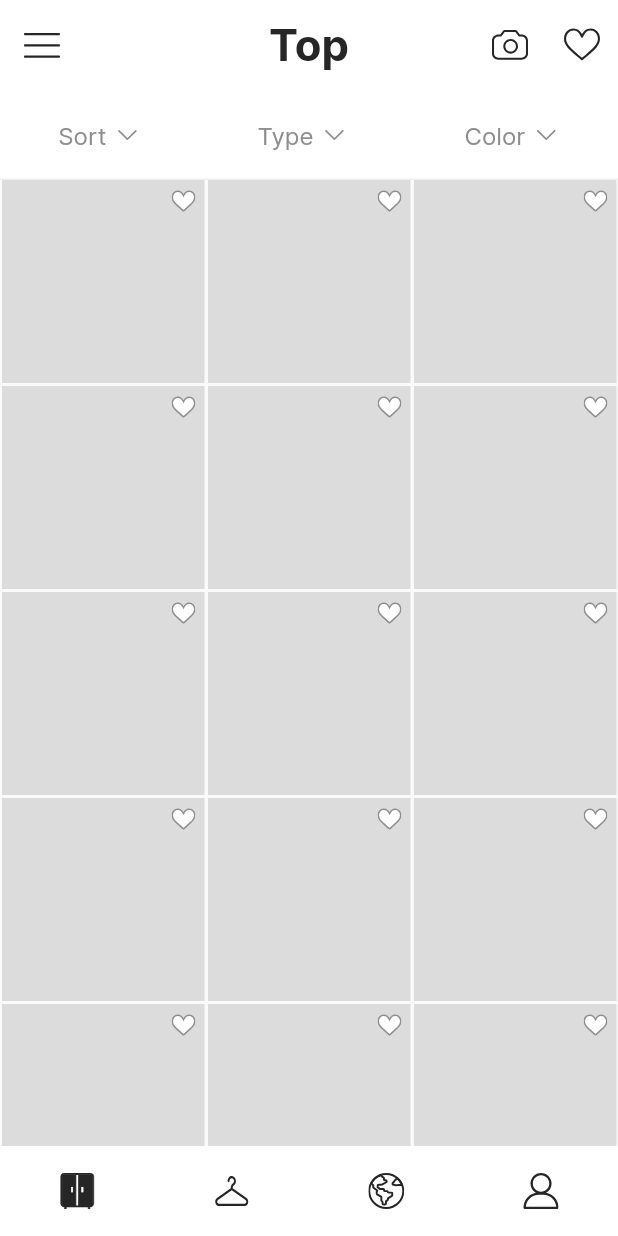
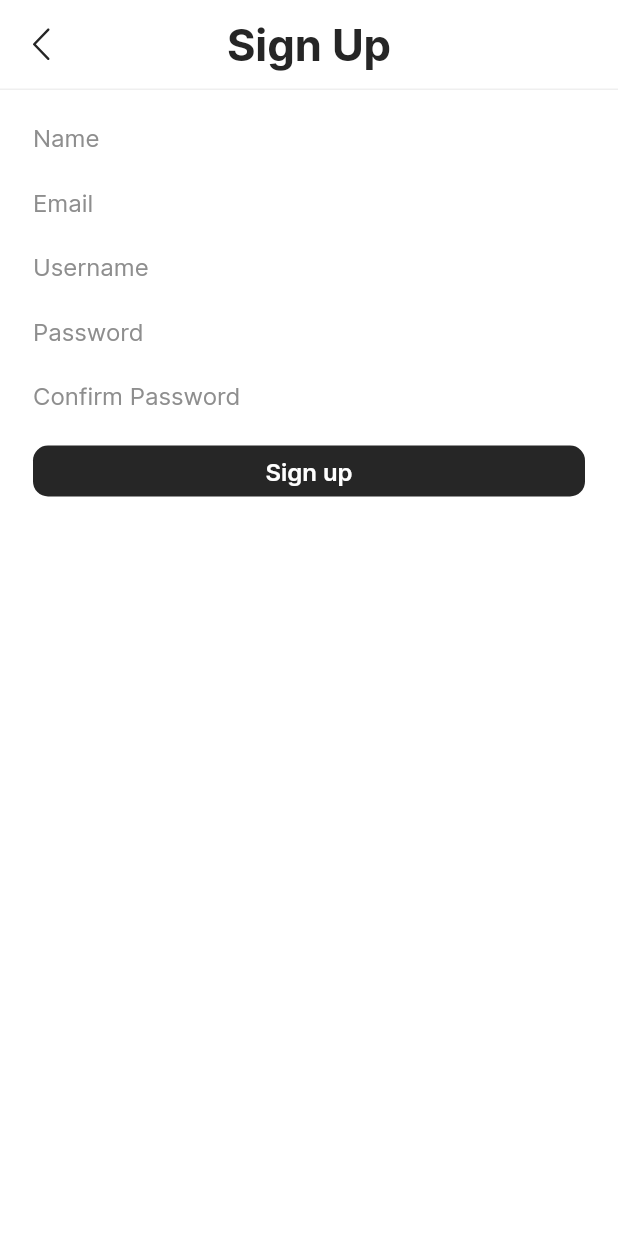
Before and after one commit to chxmpxx/chom-tu-app, a Flutter app: the screen it shows after launch, on a phone screen of 412 x 824 dp. Run offline on Flutter 3.47's test engine with Material 2 defaults, Android fonts, the light colour scheme and no system bars; our stand-ins replace camera, flutter_svg, image_cropper, image_picker, page_transition, sliding_up_panel; missing offline and left inert: matrix_gesture_detector.

Commit message:
add login and sign_up page

```diff
--- /dev/null
+++ b/lib/auth/screen/sign_up_screen.dart
@@ -0,0 +1,54 @@
+import 'package:chom_tu/auth/widgets/button_widget.dart';
+import 'package:chom_tu/configs/themes/colors.dart';
+import 'package:flutter/material.dart';
+import 'package:flutter_svg/flutter_svg.dart';
+
+class SignUpScreen extends StatelessWidget {
+  const SignUpScreen({Key? key}) : super(key: key);
+
+  @override
+  Widget build(BuildContext context) {
+    return Scaffold(
+      backgroundColor: kColorsWhite,
+      appBar: AppBar(
+        shape: Border(
+          bottom: BorderSide(
+            color: kColorsLightGrey,
+            width: kAppbarBorderWidth
+          )
+        ),
+        elevation: 0,
+        toolbarHeight: 60,
+        centerTitle: true,
+        title: Text('Sign Up', style: Theme.of(context).textTheme.headline1),
+        iconTheme: Theme.of(context).iconTheme,
+        backgroundColor: kColorsWhite,
+        leading: IconButton(
+          icon: SvgPicture.asset('assets/o3_back_1.svg', color: kColorsBlack),
+          onPressed: (){
+            Navigator.pop(context);
+          },
+        ),
+      ),
+      body: Padding(
+        padding: const EdgeInsets.all(22),
+        child: Column(
+          crossAxisAlignment: CrossAxisAlignment.start,
+          children: [
+            Text('Name', style: Theme.of(context).textTheme.headline6),
+            SizedBox(height: 24),
+            Text('Email', style: Theme.of(context).textTheme.headline6),
+            SizedBox(height: 24),
+            Text('Username', style: Theme.of(context).textTheme.headline6),
+            SizedBox(height: 24),
+            Text('Password', style: Theme.of(context).textTheme.headline6),
+            SizedBox(height: 24),
+            Text('Confirm Password', style: Theme.of(context).textTheme.headline6),
+            SizedBox(height: 24),
+            ButtonWidget(name: 'Sign up', onTap: (){}),
+          ],
+        ),
+      ),
+    );
+  }
+}
--- /dev/null
+++ b/lib/auth/widgets/button_widget.dart
@@ -0,0 +1,28 @@
+import 'package:chom_tu/configs/themes/colors.dart';
+import 'package:flutter/material.dart';
+
+class ButtonWidget extends StatelessWidget {
+  String name;
+  void Function()? onTap;
+
+  ButtonWidget({Key? key, required this.name, required this.onTap}) : super(key: key);
+
+  @override
+  Widget build(BuildContext context) {
+    return InkWell(
+      onTap: onTap,
+      child: Container(
+        height: 34,
+        width: MediaQuery.of(context).size.width,
+        decoration: BoxDecoration(
+          color: kColorsBlack,
+          borderRadius: BorderRadius.all(Radius.circular(10)),
+        ),
+        child: Align(
+          alignment: Alignment.center,
+          child: Text(name, style: Theme.of(context).textTheme.button)
+        ),
+      ),
+    );
+  }
+}
--- a/lib/configs/routes/routes.dart
+++ b/lib/configs/routes/routes.dart
@@ -1,3 +1,5 @@
+import 'package:chom_tu/auth/screen/login_screen.dart';
+import 'package:chom_tu/auth/screen/sign_up_screen.dart';
 import 'package:chom_tu/dashboard_screen.dart';
 import 'package:chom_tu/outfit/screens/outfit_create_screen.dart';
 import 'package:chom_tu/outfit/screens/outfit_favorite_screen.dart';
@@ -21,6 +23,8 @@ import 'package:chom_tu/wardrobe/screens/wardrobe_screen.dart';
 
 import 'package:flutter/material.dart';
 import 'package:page_transition/page_transition.dart';
+
+const routeLogin = '/login';
 
 const routeWardrobe = '/wardrobe';
 const routeWardrobeInfo = '/wardrobe_info';
@@ -141,7 +145,7 @@ class Routes {
       // Login
       default:
         return PageTransition(
-          child: DashboardScreen(),
+          child: SignUpScreen(),
           type: PageTransitionType.rightToLeft
         );
     }
--- a/lib/configs/themes/style.dart
+++ b/lib/configs/themes/style.dart
@@ -21,6 +21,7 @@ ThemeData appTheme() {
       bodyText2: TextStyle(fontSize: 12.0, fontWeight: FontWeight.w400, color: kColorsWhite),
 
       button: TextStyle(fontSize: 16.0, fontWeight: FontWeight.w600, color: kColorsWhite),
+      caption: TextStyle(fontSize: 12.0, fontWeight: FontWeight.w400, color: kColorsDarkGrey),
     ),
 
     iconTheme: IconThemeData(color: kColorsBlack)
```
Also changed, not shown: lib/auth/screen/login_screen.dart (added, +60 -0 lines), assets/o7_eye_1.svg (added).
